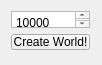
Qt form progra2/mainwindow.ui (madri308/Heaven_vs_Hell) before a commit.
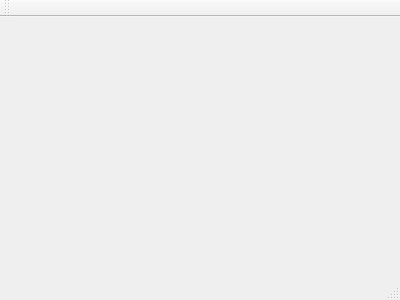
The same form after that commit.

Patch:
```diff
--- a/progra2/mainwindow.ui
+++ b/progra2/mainwindow.ui
@@ -1,87 +1,25 @@
 <?xml version="1.0" encoding="UTF-8"?>
 <ui version="4.0">
  <class>MainWindow</class>
- <widget class="QMainWindow" name="MainWindow">
-  <property name="windowModality">
-   <enum>Qt::ApplicationModal</enum>
-  </property>
-  <property name="geometry">
+ <widget class="QMainWindow" name="MainWindow" >
+  <property name="geometry" >
    <rect>
     <x>0</x>
     <y>0</y>
-    <width>102</width>
-    <height>65</height>
+    <width>400</width>
+    <height>300</height>
    </rect>
   </property>
-  <property name="sizePolicy">
-   <sizepolicy hsizetype="Fixed" vsizetype="Fixed">
-    <horstretch>0</horstretch>
-    <verstretch>0</verstretch>
-   </sizepolicy>
-  </property>
-  <property name="minimumSize">
-   <size>
-    <width>0</width>
-    <height>0</height>
-   </size>
-  </property>
-  <property name="windowTitle">
+  <property name="windowTitle" >
    <string>MainWindow</string>
   </property>
-  <widget class="QWidget" name="centralWidget">
-   <property name="enabled">
-    <bool>true</bool>
-   </property>
-   <property name="sizePolicy">
-    <sizepolicy hsizetype="Fixed" vsizetype="Ignored">
-     <horstretch>0</horstretch>
-     <verstretch>0</verstretch>
-    </sizepolicy>
-   </property>
-   <property name="minimumSize">
-    <size>
-     <width>0</width>
-     <height>0</height>
-    </size>
-   </property>
-   <widget class="QWidget" name="verticalLayoutWidget">
-    <property name="geometry">
-     <rect>
-      <x>0</x>
-      <y>0</y>
-      <width>101</width>
-      <height>61</height>
-     </rect>
-    </property>
-    <layout class="QVBoxLayout" name="verticalLayout_2">
-     <item>
-      <widget class="QPlainTextEdit" name="people">
-       <property name="readOnly">
-        <bool>false</bool>
-       </property>
-       <property name="plainText">
-        <string notr="true">10000</string>
-       </property>
-       <property name="overwriteMode">
-        <bool>false</bool>
-       </property>
-       <property name="placeholderText">
-        <string notr="true">Cantidad de humanos..</string>
-       </property>
-      </widget>
-     </item>
-     <item>
-      <widget class="QPushButton" name="create">
-       <property name="text">
-        <string>Create World!</string>
-       </property>
-      </widget>
-     </item>
-    </layout>
-   </widget>
-  </widget>
+  <widget class="QMenuBar" name="menuBar" />
+  <widget class="QToolBar" name="mainToolBar" />
+  <widget class="QWidget" name="centralWidget" />
+  <widget class="QStatusBar" name="statusBar" />
  </widget>
- <layoutdefault spacing="6" margin="11"/>
+ <layoutDefault spacing="6" margin="11" />
+ <pixmapfunction></pixmapfunction>
  <resources/>
  <connections/>
 </ui>
```
Left out of the diff: 1 changed line with no effect on the pictures.
